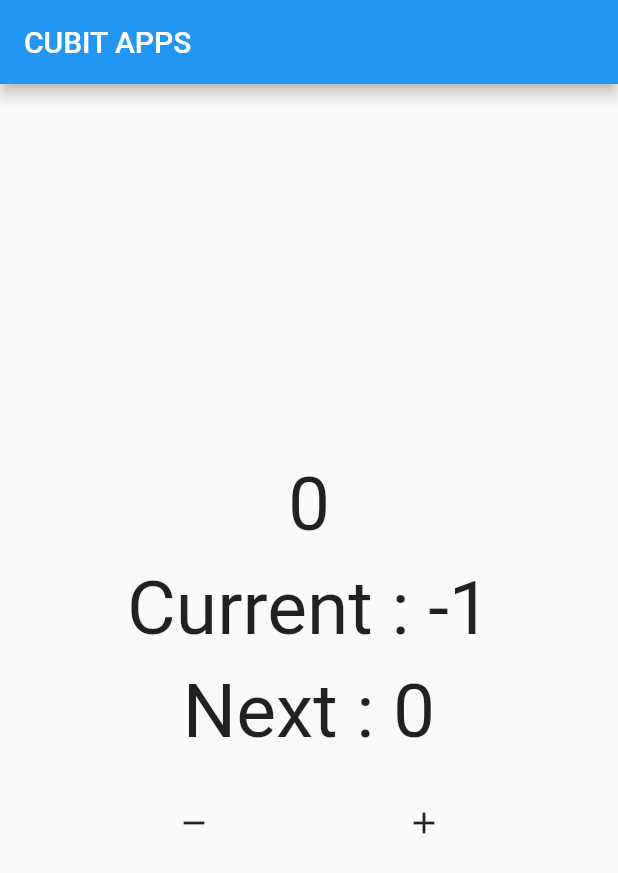
After one commit to mrizkiid/git-bloc, a Flutter app: the screen it shows after launch, after a tap on the "remove" icon, after a tap on the "add" icon, on a phone screen of 412 x 824 dp. The commit adds this screen. Shown: the top 873 px of the screen. Run offline on Flutter 3.47's test engine with Material 2 defaults, Android fonts, the phone set to English and light mode, and no system bars; our stand-ins replace bloc.

Commit message:
basic cubit v1

```diff
--- /dev/null
+++ b/learnbloc/lib/kuldi_basic_cubit/basic_cubit.dart
@@ -0,0 +1,108 @@
+// ignore_for_file: prefer_const_constructors, prefer_const_literals_to_create_immutables
+
+import 'dart:developer';
+
+import 'package:bloc/bloc.dart';
+import 'package:flutter/material.dart';
+import 'package:flutter/src/foundation/key.dart';
+import 'package:flutter/src/widgets/framework.dart';
+
+class CounterCubit extends Cubit<int> {
+  CounterCubit({this.inisial = 0}) : super(inisial);
+
+  int inisial;
+  int? current;
+  int? next;
+  void tambah() {
+    emit(state + 1);
+  }
+
+  void kurang() {
+    emit(state - 1);
+  }
+
+  //obsever
+  ///perubahan
+  ///error
+  ///
+
+  @override
+  void onChange(Change<int> change) {
+    super.onChange(change);
+    current = change.currentState;
+    next = change.nextState;
+  }
+}
+
+class BasicCubit extends StatefulWidget {
+  const BasicCubit({Key? key}) : super(key: key);
+
+  @override
+  State<BasicCubit> createState() => _BasicCubitState();
+}
+
+class _BasicCubitState extends State<BasicCubit> {
+  CounterCubit mycounter = CounterCubit();
+  @override
+  Widget build(BuildContext context) {
+    return Scaffold(
+      appBar: AppBar(
+        title: Text('CUBIT APPS'),
+      ),
+      body: Column(
+        mainAxisAlignment: MainAxisAlignment.center,
+        // crossAxisAlignment: CrossAxisAlignment.center,
+        children: [
+          StreamBuilder(
+            initialData: mycounter.inisial,
+            stream: mycounter.stream,
+            builder: (context, snapshot) {
+              return Center(
+                child: Column(
+                  children: [
+                    Text(
+                      "${snapshot.data}",
+                      style: TextStyle(fontSize: 50),
+                    ),
+                    SizedBox(
+                      height: 10,
+                    ),
+                    Text(
+                      "Current : ${mycounter.current}",
+                      style: TextStyle(fontSize: 50),
+                    ),
+                    SizedBox(
+                      height: 10,
+                    ),
+                    Text(
+                      "Next : ${mycounter.next}",
+                      style: TextStyle(fontSize: 50),
+                    ),
+                  ],
+                ),
+              ); //return else
+            },
+          ),
+          SizedBox(
+            height: 20,
+          ),
+          Row(
+            mainAxisAlignment: MainAxisAlignment.spaceEvenly,
+            children: [
+              IconButton(
+                  onPressed: () {
+                    return mycounter.kurang();
+                  },
+                  icon: Icon(Icons.remove)),
+              IconButton(
+                  onPressed: () {
+                    return mycounter.tambah();
+                  },
+                  icon: Icon(Icons.add))
+            ],
+          )
+        ],
+      ),
+    );
+  }
+}
--- a/learnbloc/lib/main.dart
+++ b/learnbloc/lib/main.dart
@@ -1,5 +1,6 @@
 import 'package:flutter/material.dart';
 import 'package:learnbloc/erico/bloc_erico.dart';
+import 'package:learnbloc/kuldi_basic_cubit/basic_cubit.dart';
 import 'package:learnbloc/kuldi_stream/kuldi_stream.dart';
 
 void main() {
@@ -14,6 +15,7 @@ class MyApp extends StatelessWidget {
     return const MaterialApp(
         debugShowCheckedModeBanner: false,
         // home: EricoBloc()
-        home: KuldiStream());
+        // home: KuldiStream()
+        home: BasicCubit());
   }
 }
--- a/learnbloc/pubspec.yaml
+++ b/learnbloc/pubspec.yaml
@@ -34,6 +34,8 @@ dependencies:
   # The following adds the Cupertino Icons font to your application.
   # Use with the CupertinoIcons class for iOS style icons.
   cupertino_icons: ^1.0.2
+  bloc: ^8.1.0
+  flutter_bloc: ^8.1.1
 
 dev_dependencies:
   flutter_test:
```
Also changed, not shown: learnbloc/pubspec.lock.
